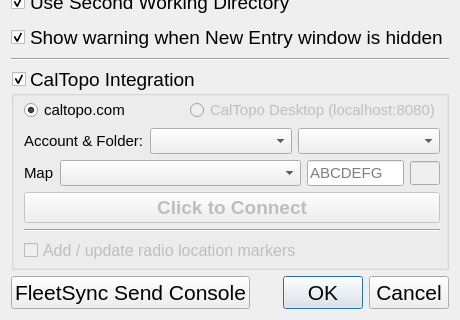
The window that designer/options.ui (ncssar/radiolog) describes before a commit, drawn with Qt 5; both pictures show x 0 to 460 and y 180 to 500 of the 460 by 500 pixel window.
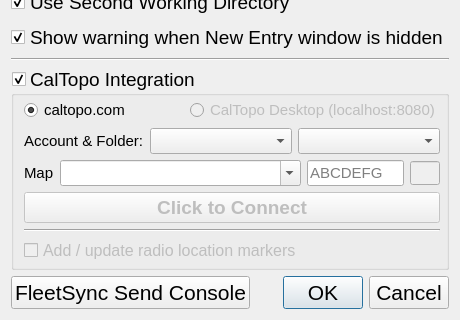
The same window after the commit.

Commit message: WIP: set italics of map title combo box header (lineEdit) correctly, when new selection is hovered, and when mapID is typed

The edit to the form file:
```diff
--- a/designer/options.ui
+++ b/designer/options.ui
@@ -415,6 +415,9 @@
               <pointsize>11</pointsize>
              </font>
             </property>
+            <property name="editable">
+             <bool>true</bool>
+            </property>
            </widget>
           </item>
           <item>
```
Left out of the diff: 33 changed lines with no effect on the pictures. The commit also changes 2 other files.
